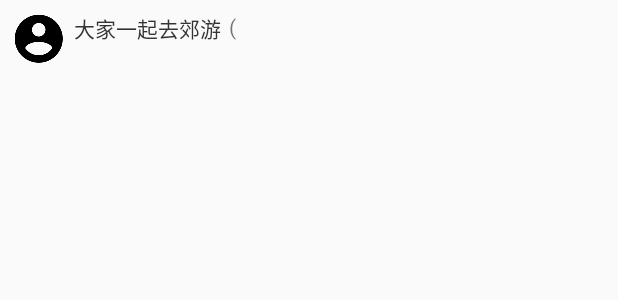
After one commit to Binguner/CrazyTalk, an Android app: the layout friend_activity_card_layout.xml on its own in the app's theme, with its tools: preview values and no code run, on a phone screen of 412 x 824 dp. The commit adds this screen. Shown: the top 300 px of the screen. Run offline under Robolectric (Android 15) with nearby library versions, the light colour scheme and no system bars.

Commit message:
finished friend_circle

```diff
--- /dev/null
+++ b/app/src/main/res/layout/friend_activity_card_layout.xml
@@ -0,0 +1,40 @@
+<?xml version="1.0" encoding="utf-8"?>
+<android.support.constraint.ConstraintLayout xmlns:android="http://schemas.android.com/apk/res/android"
+    android:layout_width="match_parent"
+    android:layout_height="wrap_content"
+    xmlns:app="http://schemas.android.com/apk/res-auto">
+
+
+    <ImageView
+        android:id="@+id/friend_activity_flag"
+        app:layout_constraintTop_toTopOf="parent"
+        app:layout_constraintStart_toStartOf="parent"
+        android:layout_marginTop="@dimen/dp_10"
+        android:layout_marginStart="@dimen/dp_10"
+        android:layout_width="wrap_content"
+        android:layout_height="wrap_content"
+        android:src="@drawable/ic_account_circle_black_36dp"/>
+
+    <TextView
+        android:id="@+id/friend_activity_name"
+        app:layout_constraintTop_toTopOf="parent"
+        app:layout_constraintStart_toEndOf="@id/friend_activity_flag"
+        android:text="大家一起去郊游"
+        android:textColor="@color/colorTextBlack"
+        android:layout_marginTop="@dimen/dp_10"
+        android:layout_marginStart="5dp"
+        android:layout_width="wrap_content"
+        android:layout_height="wrap_content" />
+    <TextView
+        android:id="@+id/friend_activity_left_curly"
+        android:text="("
+        app:layout_constraintStart_toEndOf="@id/friend_activity_name"
+        app:layout_constraintTop_toTopOf="parent"
+        android:layout_marginTop="@dimen/dp_10"
+        android:layout_marginStart="5dp"
+        android:layout_width="wrap_content"
+        android:layout_height="wrap_content" />
+
+
+
+</android.support.constraint.ConstraintLayout>
```
Also changed, not shown: app/src/main/java/com/binguner/crazytalk/UI/FragmentActivity.java (+11 -2 lines), app/src/main/java/com/binguner/crazytalk/UI/FragmentFriendCircle.java (+29 -9 lines), app/src/main/res/layout/foot_wave_view.xml (+5 -4 lines), app/src/main/res/layout/fragment_activity.xml (+8 -4 lines).
